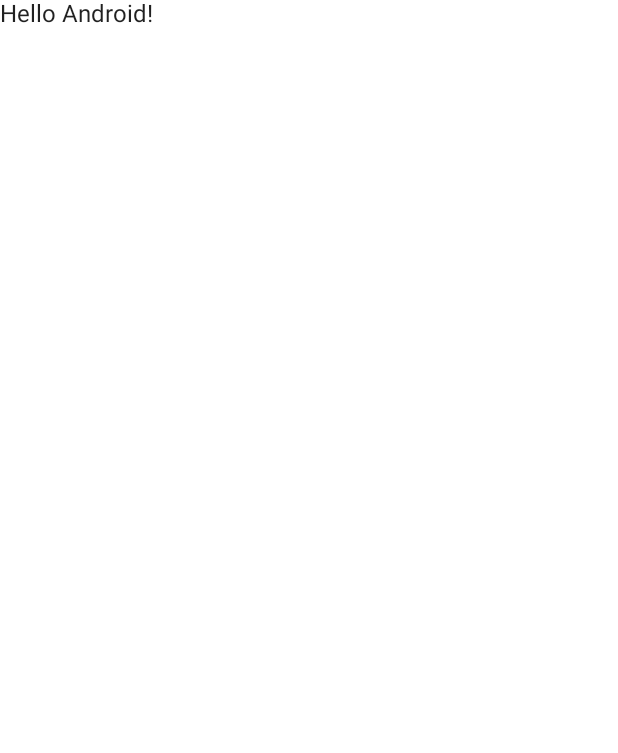
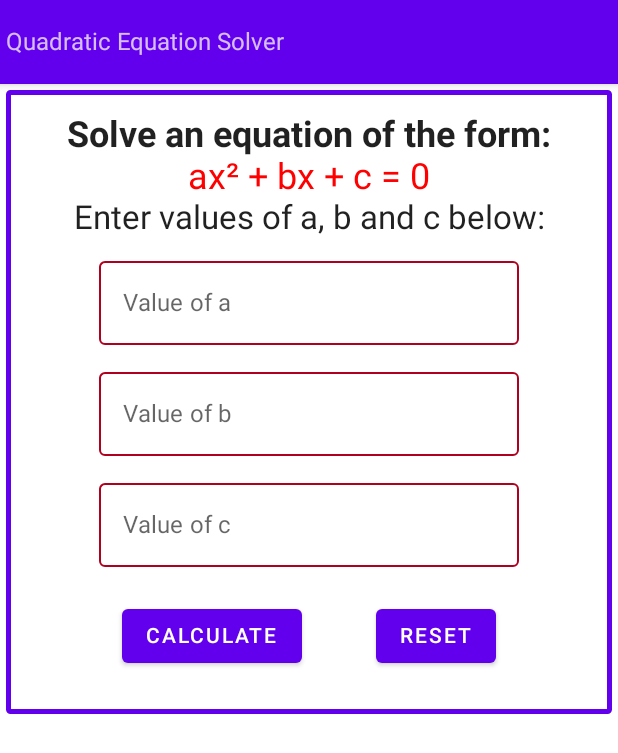
Before and after one commit to joykangangi/QuadraticSolver, an Android app built with Jetpack Compose: the screen it shows after launch (MainActivity), on a phone screen of 412 x 824 dp. Before the commit the part shown is almost empty. Shown: the top 753 px of the screen. Run offline under Robolectric (Android 15) with nearby library versions, the phone set to English and light mode, and no system bars.

Commit message:
UI Design

```diff
--- /dev/null
+++ b/app/src/main/java/com/example/quadraticsolver/CalculaterViewModel.kt
@@ -0,0 +1,8 @@
+package com.example.quadraticsolver
+
+import androidx.lifecycle.ViewModel
+
+
+//manage state and calculations here
+class CalculatorViewModel : ViewModel() {
+}
--- a/app/src/main/java/com/example/quadraticsolver/MainActivity.kt
+++ b/app/src/main/java/com/example/quadraticsolver/MainActivity.kt
@@ -3,13 +3,24 @@ package com.example.quadraticsolver
 import android.os.Bundle
 import androidx.activity.ComponentActivity
 import androidx.activity.compose.setContent
-import androidx.compose.foundation.layout.fillMaxSize
-import androidx.compose.material.MaterialTheme
-import androidx.compose.material.Surface
-import androidx.compose.material.Text
-import androidx.compose.runtime.Composable
+import androidx.compose.foundation.BorderStroke
+import androidx.compose.foundation.layout.*
+import androidx.compose.foundation.shape.CornerSize
+import androidx.compose.foundation.shape.RoundedCornerShape
+import androidx.compose.foundation.text.KeyboardOptions
+import androidx.compose.material.*
+import androidx.compose.runtime.*
+import androidx.compose.ui.Alignment
 import androidx.compose.ui.Modifier
+import androidx.compose.ui.graphics.Color
+import androidx.compose.ui.res.stringResource
+import androidx.compose.ui.text.font.FontWeight
+import androidx.compose.ui.text.input.ImeAction
+import androidx.compose.ui.text.input.KeyboardType
 import androidx.compose.ui.tooling.preview.Preview
+import androidx.compose.ui.unit.dp
+import androidx.compose.ui.unit.sp
+import androidx.core.text.isDigitsOnly
 import com.example.quadraticsolver.ui.theme.QuadraticSolverTheme
 
 class MainActivity : ComponentActivity() {
@@ -22,7 +33,7 @@ class MainActivity : ComponentActivity() {
                     modifier = Modifier.fillMaxSize(),
                     color = MaterialTheme.colors.background
                 ) {
-                    Greeting("Android")
+                 MyApp()
                 }
             }
         }
@@ -30,14 +41,121 @@ class MainActivity : ComponentActivity() {
 }
 
 @Composable
-fun Greeting(name: String) {
-    Text(text = "Hello $name!")
+fun MyApp() {
+    Scaffold(
+        topBar = {
+            TopAppBar {
+                Text(
+                    text = stringResource(id = R.string.quad_title)
+                )
+            }
+        }
+    ) { paddingValues ->
+        CalculateForm(Modifier.padding(paddingValues))
+    }
+}
+
+@Composable
+fun CalculateForm(modifier: Modifier = Modifier) {
+    var a by remember { mutableStateOf("") }
+    var b by remember { mutableStateOf("") }
+    var c by remember { mutableStateOf("") }
+
+    val validBC = remember(b,c) {
+        (b.isNotEmpty() || b.isDigitsOnly() )&&( c.isNotEmpty() || c.isDigitsOnly())
+    }
+
+    val validA = remember(a){
+        ( a.isNotEmpty() || a.isDigitsOnly()) || a.all { it.digitToInt() != 0 }
+    }
+    Surface(
+        modifier
+            .fillMaxWidth()
+            .padding(4.dp),
+        shape = RoundedCornerShape(CornerSize(3.dp)),
+        border = BorderStroke(3.dp, MaterialTheme.colors.primary)
+    ) {
+        Column(
+            modifier.padding(16.dp),
+            horizontalAlignment = Alignment.CenterHorizontally
+        ) {
+            Text(
+                text = stringResource(id = R.string.intro_text),
+                style = MaterialTheme.typography.h5,
+                fontWeight = FontWeight.Bold
+            )
+            Text(
+                text = stringResource(id = R.string.form),
+                style = MaterialTheme.typography.h5,
+                color = Color.Red
+            )
+            Text(
+                text = stringResource(id = R.string.enter_text),
+                fontSize = 22.sp
+            )
+            Spacer(modifier = modifier.height(8.dp))
+            OutlinedTextField(
+                value = a,
+                onValueChange = { a = it },
+                isError = validA,
+                label = { Text(text = "Value of a") },
+                keyboardOptions = KeyboardOptions(
+                    keyboardType = KeyboardType.Number,
+                    imeAction = ImeAction.Next
+                )
+            )
+            Spacer(modifier = modifier.height(10.dp))
+            OutlinedTextField(
+                value = b,
+                onValueChange = { b = it },
+                isError = validBC,
+                label = { Text(text = "Value of b") },
+                keyboardOptions = KeyboardOptions(
+                    keyboardType = KeyboardType.Number,
+                    imeAction = ImeAction.Next
+                )
+            )
+            Spacer(modifier = modifier.height(10.dp))
+            OutlinedTextField(
+                value = c,
+                onValueChange = { c = it },
+                isError = validBC,
+                label = { Text(text = "Value of c") },
+                keyboardOptions = KeyboardOptions(
+                    keyboardType = KeyboardType.Number,
+                    imeAction = ImeAction.Done
+                )
+            )
+            Spacer(modifier = modifier.height(10.dp))
+            Row(
+                modifier = Modifier
+                    .fillMaxWidth()
+                    .padding(12.dp),
+                horizontalArrangement = Arrangement.SpaceEvenly
+            ) {
+                Button(
+                    onClick = { /*TODO*/ },
+                    enabled = validA || validBC
+                ) {
+                    Text(text = "CALCULATE")
+                }
+                Button(onClick = {
+                    a = ""
+                    b = ""
+                    c = ""
+                    //onResetClicked()
+                }) {
+                    Text(text = "RESET")
+                }
+            }
+        }
+    }
 }
 
 @Preview(showBackground = true)
 @Composable
 fun DefaultPreview() {
     QuadraticSolverTheme {
-        Greeting("Android")
+        MyApp()
     }
 }
--- a/app/src/main/res/values/strings.xml
+++ b/app/src/main/res/values/strings.xml
@@ -1,3 +1,7 @@
 <resources>
     <string name="app_name">QuadraticSolver</string>
+    <string name="quad_title">Quadratic Equation Solver</string>
+    <string name="intro_text">Solve an equation of the form:</string>
+    <string name="form">ax² + bx + c = 0 </string>
+    <string name="enter_text">Enter values of a, b and c below:</string>
 </resources>
```
